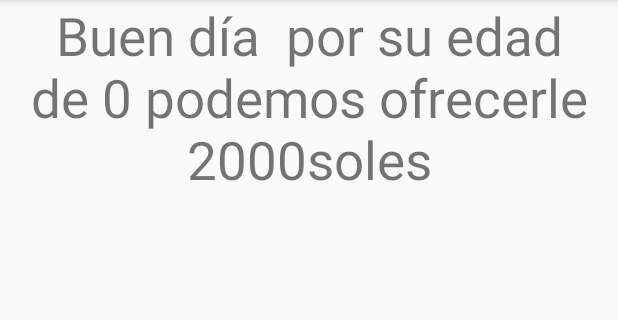
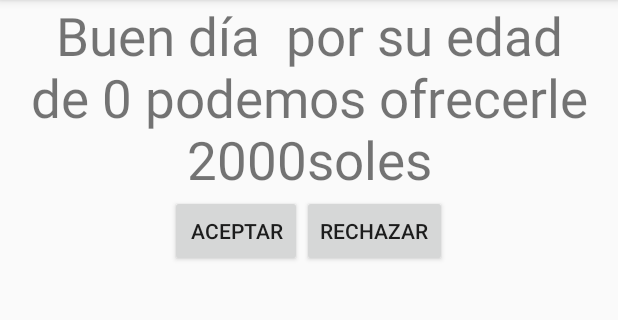
Before and after one commit to csar8a/propartApp, an Android app: the comunicacion1 screen opened directly, with no data from a screen before it, after a tap on "VERIFICAR", on a phone screen of 412 x 824 dp, the part 84-404 px from its top. Run offline under Robolectric (Android 15) with nearby library versions, the phone set to English and light mode, and no system bars; 1 statement that could not run was skipped.

Commit message:
enviando parametros por start activityforresult

```diff
--- a/app/src/main/java/com/ingwilson/migranparte2/comunicacion1.java
+++ b/app/src/main/java/com/ingwilson/migranparte2/comunicacion1.java
@@ -6,8 +6,9 @@ import android.content.Intent;
 import android.os.Bundle;
 import android.view.View;
 import android.widget.EditText;
+import android.widget.TextView;
 
-public class comunicacion1 extends AppCompatActivity {
+public class comunicacion1  extends AppCompatActivity {
     EditText edtnombre;
     EditText edtedad;
     @Override
@@ -21,6 +22,18 @@ public class comunicacion1 extends AppCompatActivity {
         Intent intent = new Intent(this, comunicacion2.class);
         intent.putExtra("nombre", edtnombre.getText().toString());
         intent.putExtra("edad", Integer.parseInt(edtedad.getText().toString()));
-        startActivity(intent);
+//startActivity(intent);
+        startActivityForResult(intent, 1234);
+    }
+    @Override protected void onActivityResult (int requestCode,
+                                               int resultCode, Intent data){
+        if (requestCode==1234 && resultCode==RESULT_OK) {
+            String res = data.getExtras().getString("resultado");
+            TextView miresultado=findViewById(R.id.txtvalor);
+            if(res.equals("aceptado"))
+                miresultado.setText("Esperamos que trabajar con nosotros sea de su agrado");
+            else
+                miresultado.setText("Esperemos que cambie de opinion para trabajar con nosotros");
+        }
     }
 }
--- a/app/src/main/res/layout/activity_comunicacion2.xml
+++ b/app/src/main/res/layout/activity_comunicacion2.xml
@@ -13,4 +13,20 @@
         android:gravity="center_horizontal"
         android:text="test"
         android:textSize="35sp"/>
+    <LinearLayout
+        android:layout_width="match_parent"
+        android:layout_height="wrap_content"
+        android:orientation="horizontal"
+        android:gravity="center_horizontal">
+        <Button
+            android:layout_width="wrap_content"
+            android:layout_height="wrap_content"
+            android:text="Aceptar"
+            android:onClick="aceptar"/>
+        <Button
+            android:layout_width="wrap_content"
+            android:layout_height="wrap_content"
+            android:text="Rechazar"
+            android:onClick="rechazar"/>
+    </LinearLayout>
 </LinearLayout>
```
Also changed, not shown: app/src/main/java/com/ingwilson/migranparte2/comunicacion2.java (+14 -0 lines).
